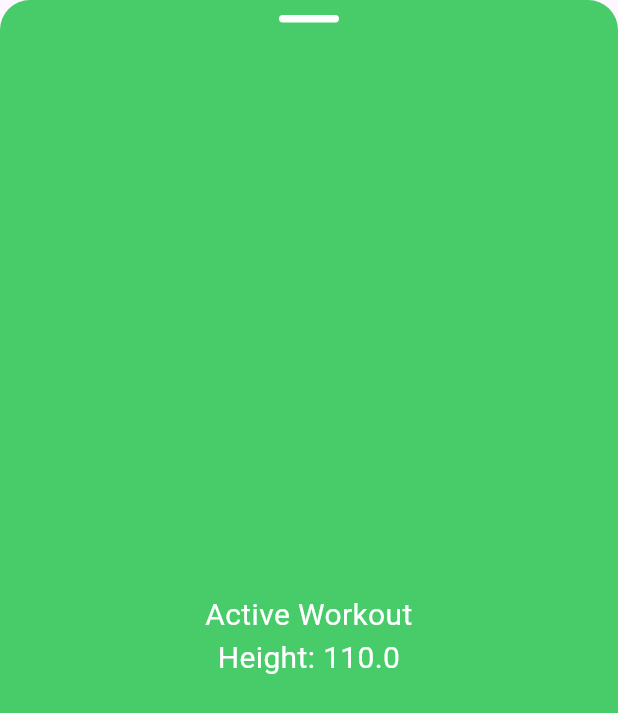
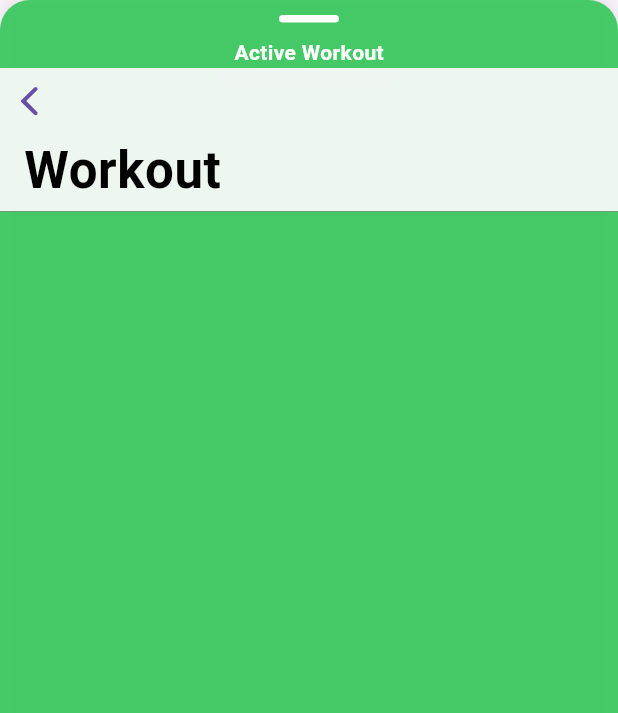
Before and after one commit to florinsalasan/workout-tracker, a Flutter app: the WorkoutOverlay widget shown alone on an empty page, opened directly, on a phone screen of 412 x 824 dp. Shown: the top 713 px of the screen. Run offline on Flutter 3.47's test engine with Material 3 defaults, Android fonts, the phone set to English and light mode, and no system bars.

Commit message:
removed unused widget, added scrollable container within the overlay

```diff
--- a/lib/widgets/workout_overlay.dart
+++ b/lib/widgets/workout_overlay.dart
@@ -68,22 +68,38 @@ class WorkoutOverlay extends StatelessWidget {
             child: Container(
               decoration: BoxDecoration(
                   color: CupertinoColors.systemGreen.withOpacity(0.9),
+                  // color: CupertinoColors.systemBackground,
                   borderRadius:
                       const BorderRadius.vertical(top: Radius.circular(20)),
-              ),
+                  boxShadow: [
+                    BoxShadow(
+                        color: CupertinoColors.black.withOpacity(0.1),
+                        blurRadius: 10,
+                        offset: const Offset(0, -5))
+                  ]),
               child: Column(
                 children: [
                   _buildHandle(),
-                  Expanded(
-                    child: Center(
-                      child: Text(
-                        'Active Workout\nHeight: ${workoutState.overlayHeight.toStringAsFixed(1)}',
-                        style: const TextStyle(
-                            color: CupertinoColors.white, fontSize: 20),
-                        textAlign: TextAlign.center,
+                  const Expanded(
+                      child: CustomScrollView(
+                    slivers: [
+                      CupertinoSliverNavigationBar(
+                        largeTitle: Text('Workout'),
                       ),
+                      SliverToBoxAdapter(
+                        child: Padding(
+                            padding: EdgeInsets.all(16.0),
+                            child: Column(
+                              crossAxisAlignment: CrossAxisAlignment.start,
+                              children: [
+                                SizedBox(
+                                  height: 8,
                                 ),
-                  ),
+                              ],
+                            )),
+                      )
+                    ],
+                  )),
                 ],
               ),
             ),
@@ -94,14 +110,21 @@ class WorkoutOverlay extends StatelessWidget {
   }
 
   Widget _buildHandle() {
-    return Container(
+    return Column(
+      children: [
+        Container(
           height: 5,
           width: 40,
           margin: const EdgeInsets.symmetric(vertical: 10),
           decoration: BoxDecoration(
               color: CupertinoColors.white,
-        borderRadius: BorderRadius.circular(2.5),
+              borderRadius: BorderRadius.circular(100)),
         ),
+        const Text(
+            style: TextStyle(
+                color: CupertinoColors.white, fontWeight: FontWeight.bold),
+            "Active Workout"),
+      ],
     );
   }
 }
```
Also changed, not shown: lib/screen_controller.dart (+0 -22 lines). Lines whose indentation alone changed are shown as unchanged.
